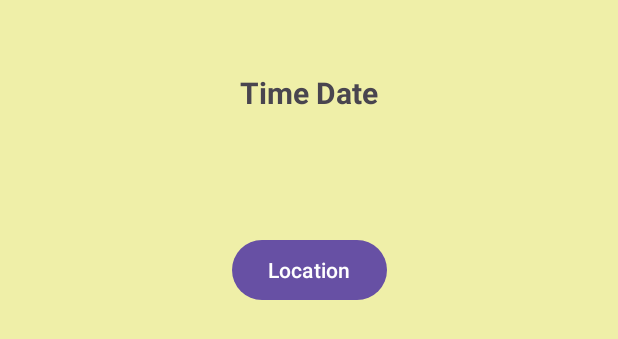
After one commit to Michael-Quon/Android-Studio-Lab-10, an Android app: the layout fragment_m4_q.xml on its own in the app's theme, with its tools: preview values and no code run, on a phone screen of 412 x 824 dp. The commit adds this screen. Shown: the top 339 px of the screen. Run offline under Robolectric (Android 15) with nearby library versions, the phone set to English and light mode, and no system bars.

Commit message:
Made the fourth fragment. Implemented a text view to have the current date and time as well as a location button, that prompts the user with runtime permission which grabs the device's location. Displays in as snackbar and notification. Also an adview.

```diff
--- a/MichaelLab10/build.gradle
+++ b/MichaelLab10/build.gradle
@@ -35,6 +35,7 @@ dependencies {
     implementation 'androidx.constraintlayout:constraintlayout:2.1.4'
     implementation 'com.github.bumptech.glide:glide:4.12.0'
     implementation 'androidx.recyclerview:recyclerview:1.3.2'
+    implementation 'com.google.android.gms:play-services-ads:23.0.0'
     annotationProcessor 'com.github.bumptech.glide:compiler:4.12.0'
     testImplementation 'junit:junit:4.13.2'
     androidTestImplementation 'androidx.test.ext:junit:1.1.5'
--- a/MichaelLab10/src/main/java/michael/quon/n01565129/mq/N013565129Fragment.java
+++ b/MichaelLab10/src/main/java/michael/quon/n01565129/mq/N013565129Fragment.java
@@ -77,7 +77,6 @@ public class N013565129Fragment extends Fragment {
         return rootView;
     }
 
-
     // Method to load video URL into WebView
     private void loadVideoUrl(String videoUrl) {
         WebSettings webSettings = webView.getSettings();
--- /dev/null
+++ b/MichaelLab10/src/main/res/layout/fragment_m4_q.xml
@@ -0,0 +1,47 @@
+<?xml version="1.0" encoding="utf-8"?>
+<androidx.constraintlayout.widget.ConstraintLayout xmlns:android="http://schemas.android.com/apk/res/android"
+    xmlns:app="http://schemas.android.com/apk/res-auto"
+    xmlns:tools="http://schemas.android.com/tools"
+    android:layout_width="match_parent"
+    android:layout_height="match_parent"
+    android:background="#EFEFA8"
+    tools:context=".M4QFragment">
+
+    <TextView
+        android:id="@+id/Mic_time_date"
+        android:layout_width="380dp"
+        android:layout_height="36dp"
+        android:layout_marginTop="48dp"
+        android:text="@string/time_date"
+        android:textAlignment="center"
+        android:textSize="20sp"
+        android:textStyle="bold"
+        app:layout_constraintEnd_toEndOf="parent"
+        app:layout_constraintHorizontal_bias="0.497"
+        app:layout_constraintStart_toStartOf="parent"
+        app:layout_constraintTop_toTopOf="parent" />
+
+    <Button
+        android:id="@+id/Mic_Locationbutton"
+        android:layout_width="wrap_content"
+        android:layout_height="wrap_content"
+        android:layout_marginTop="156dp"
+        android:text="@string/location"
+        app:layout_constraintEnd_toEndOf="parent"
+        app:layout_constraintHorizontal_bias="0.5"
+        app:layout_constraintStart_toStartOf="parent"
+        app:layout_constraintTop_toTopOf="parent" />
+
+    <com.google.android.gms.ads.AdView
+        android:id="@+id/Mic_adView"
+        android:layout_width="wrap_content"
+        android:layout_height="wrap_content"
+        android:layout_marginTop="620dp"
+        app:adSize="BANNER"
+        app:adUnitId="ca-app-pub-6778298237961736/6724398200"
+        app:layout_constraintEnd_toEndOf="parent"
+        app:layout_constraintHorizontal_bias="0.494"
+        app:layout_constraintStart_toStartOf="parent"
+        app:layout_constraintTop_toTopOf="parent" />
+
+</androidx.constraintlayout.widget.ConstraintLayout>
--- a/MichaelLab10/src/main/res/values/strings.xml
+++ b/MichaelLab10/src/main/res/values/strings.xml
@@ -50,7 +50,7 @@
     <string name="humidity_label">Humidity: %d</string>
     <string name="city_label">City: %s</string>
     <string name="description_label">Description: %s</string>
-    <string name="failed_error">Failed to load image. \nError: %s</string>
+    <string name="failed_error">Failed to load image. \nError: </string>
 
     <!-- UI Labels -->
     <string name="longitude">"Longitude: "</string>
@@ -61,6 +61,21 @@
     <string name="desc">"Desc: "</string>
     <string name="temperature">"Temperature: "</string>
     <string name="weather_error">"Error: "</string>
+    <string name="time_date">Time Date</string>
+    <string name="location">Location</string>
+    <string name="adclickcounter">adClickCounter</string>
+    <string name="saved">SAVED</string>
+    <string name="location_permission_denied">Location permission denied</string>
+    <string name="dismiss">Dismiss</string>
+    <string name="time_dateTV">"yyyy-MM-dd         HH:mm:ss"</string>
+    <string name="location_snackbar_message">Latitude: %.4f, Longitude: %.4f</string>
+    <string name="location_not_determined">Location not determined</string>
+    <string name="permission_denied">Permission denied</string>
+    <string name="location_permission_rationale">Location permission is required to show your current location.</string>
+    <string name="open_app_settings">Please enable location permission in app settings.</string>
+    <string name="current_location">Current Location</string>
+    <string name="location_channel">Location Channel</string>
+    <string name="channel_for_location_notifications">Channel for location notifications</string>
 
     <!-- Spinner Items -->
     <string-array name="spinner_items">
@@ -80,7 +95,7 @@
         <item>Sydney</item>
     </string-array>
 
-    !-- Define an array for video titles -->
+    <!-- Define an array for video titles -->
     <string-array name="video_titles">
         <item>Cars Trailer</item>
         <item>Kung Fu Panda Trailer</item>
```
Also changed, not shown: MichaelLab10/src/main/AndroidManifest.xml (+11 -2 lines), MichaelLab10/src/main/java/michael/quon/n01565129/mq/M4QFragment.java (added, +283 -0 lines), MichaelLab10/src/main/java/michael/quon/n01565129/mq/QuonActivity10.java (+9 -9 lines), MichaelLab10/src/main/res/drawable/notification.png (added).
